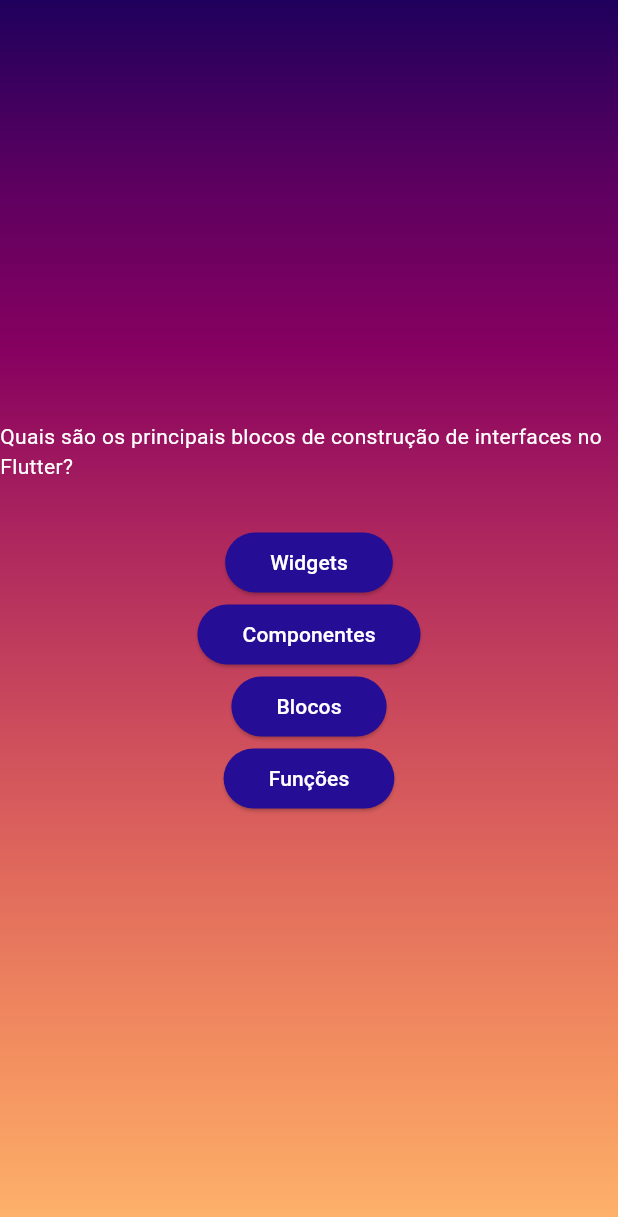
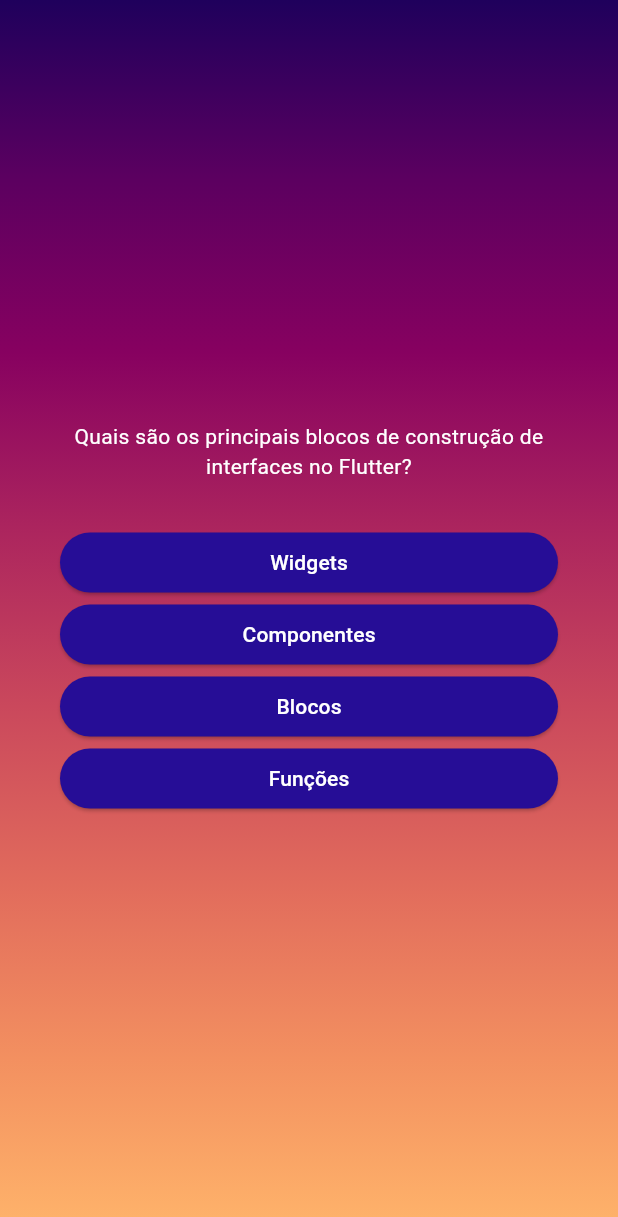
Before and after one commit to rlneto/flutterquiz, a Flutter app: the screen it shows after launch, after a tap on "Começar agora!", on a phone screen of 412 x 824 dp. Shown: the top 1217 px of the screen. Run offline on Flutter 3.47's test engine with Material 3 defaults, Android fonts, the phone set to English and light mode, and no system bars.

Commit message:
Layout e formatação iniciais das perguntas e respostas

```diff
--- a/lib/questions_screen.dart
+++ b/lib/questions_screen.dart
@@ -18,16 +18,24 @@ class _QuestionsScreenState extends State<QuestionsScreen> {
 
     return SizedBox(
       width: double.infinity,
+      child: Container(
+        margin: EdgeInsets.all(40),
         child: Column(
           mainAxisAlignment: MainAxisAlignment.center,
+          crossAxisAlignment: CrossAxisAlignment.stretch,
           children: [
-          Text(currentQuestion.text, style: TextStyle(color: Colors.white)),
+            Text(
+              currentQuestion.text,
+              style: TextStyle(color: Colors.white),
+              textAlign: TextAlign.center,
+            ),
             SizedBox(height: 30),
             ...currentQuestion.answers.map((answer) {
               return AnswerButton(answerText: answer, onTap: () {});
             }),
           ],
         ),
+      ),
     );
   }
 }
```
Lines whose indentation alone changed are shown as unchanged.
